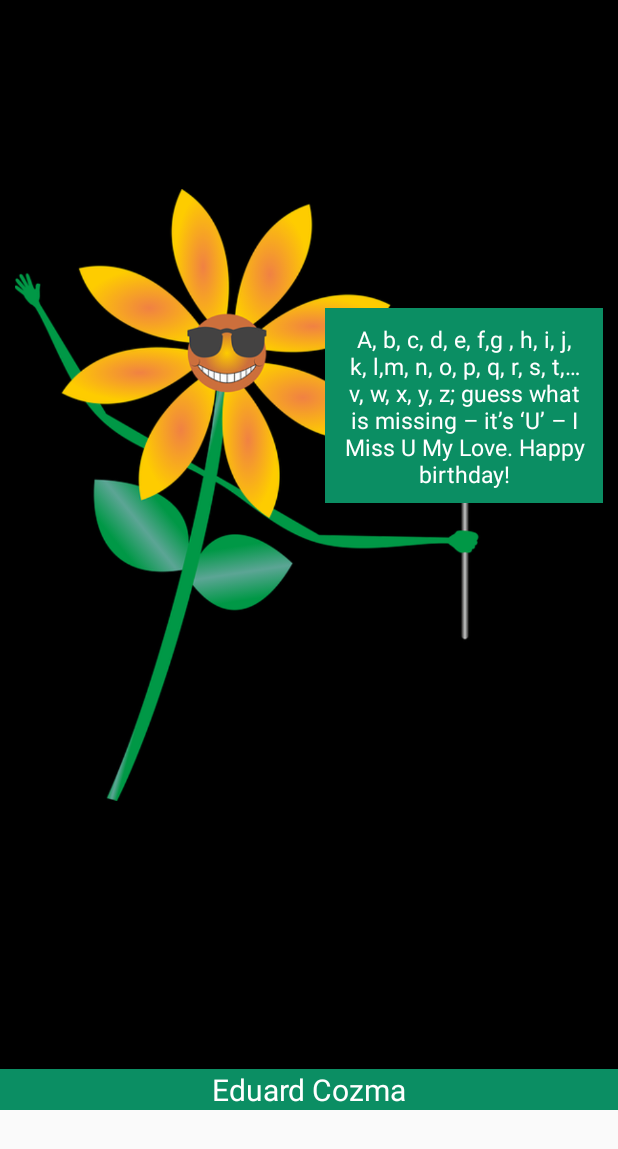
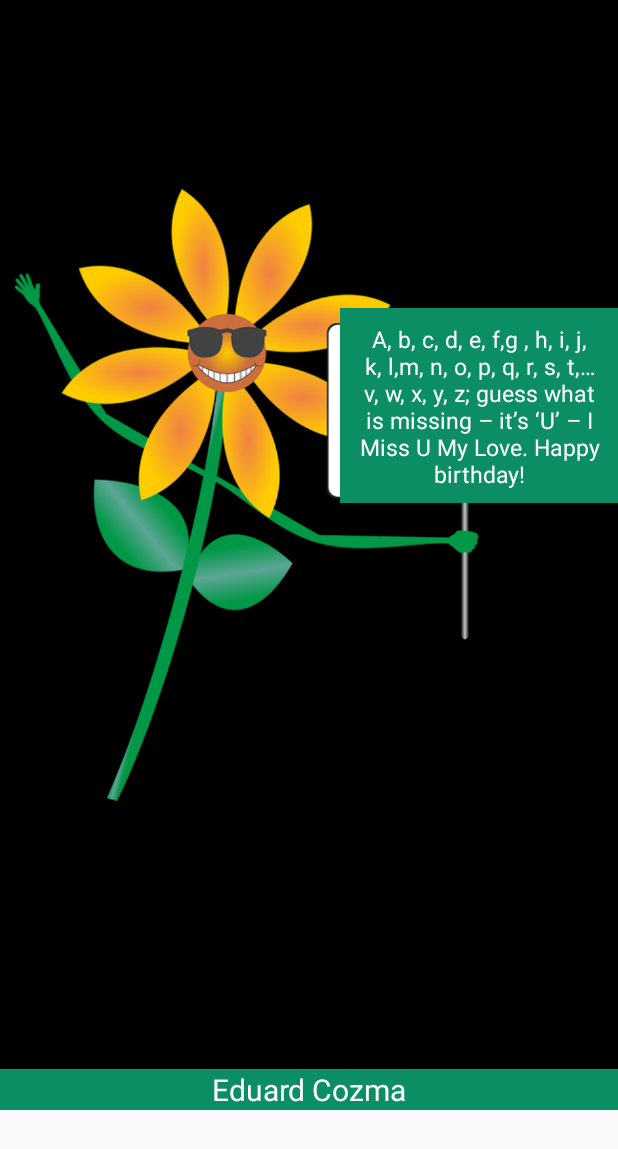
Before and after one commit to mecozma/birthdayApp, an Android app: the layout activity_main.xml on its own in the app's theme, with its tools: preview values and no code run, on a phone screen of 412 x 824 dp. Shown: the top 1149 px of the screen. Run offline under Robolectric (Android 15) with nearby library versions, the phone set to English and light mode, and no system bars.

Commit message:
Rearanged the code and added alignment attributes fot the text view

```diff
--- a/app/src/main/res/layout/activity_main.xml
+++ b/app/src/main/res/layout/activity_main.xml
@@ -25,8 +25,8 @@
             style="@style/first_textview"
             android:layout_width="@dimen/textview_width"
             android:layout_height="@dimen/textview_height"
-            android:layout_alignParentRight="@bool/bool_true"
-            android:layout_marginRight="@dimen/textview_marginRight"
+            android:layout_alignParentEnd="true"
+            android:layout_alignParentRight="true"
             android:layout_marginTop="@dimen/textview_marginTop"
             android:background="@color/greenBackground"
             android:padding="@dimen/textview_padding"
@@ -44,7 +44,5 @@
             android:textColor="@color/whiteText"
             android:textSize="20sp" />
 
-
-
     </RelativeLayout>
 </ScrollView>
```
